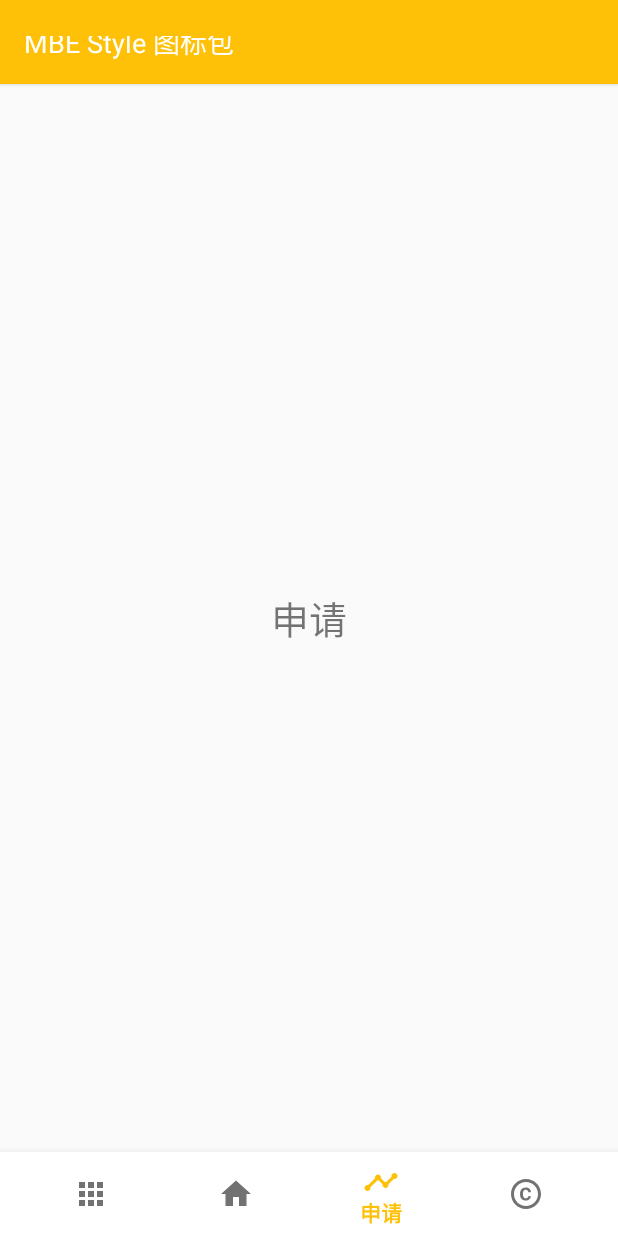
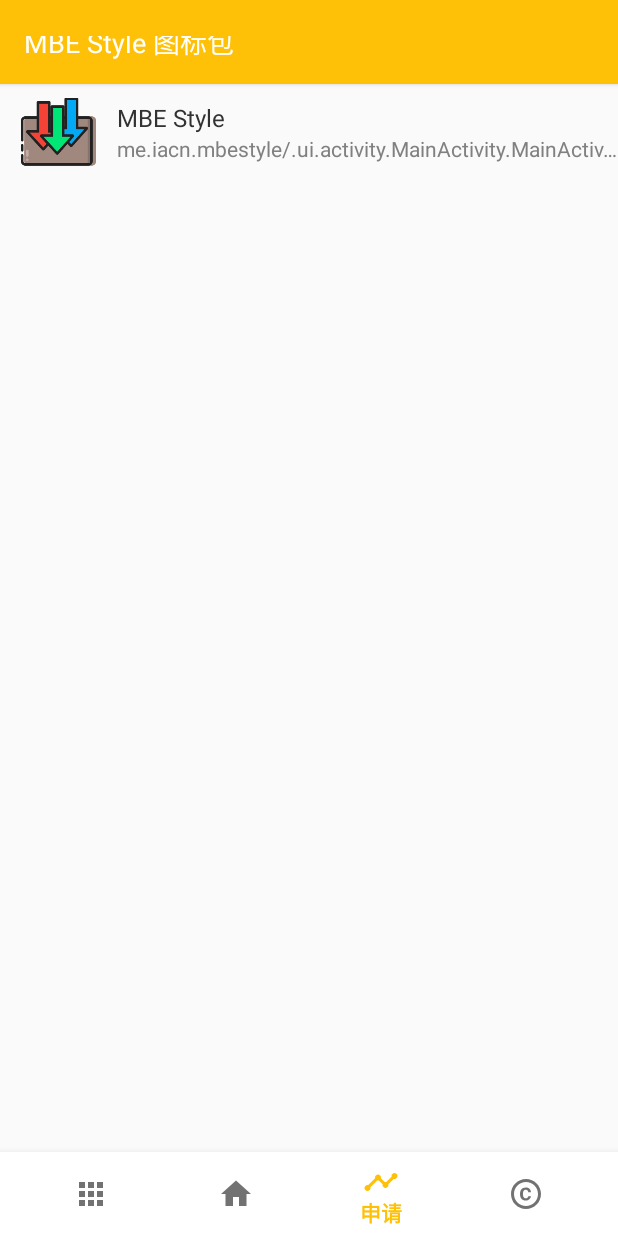
Before and after one commit to meolunr/MBEStyle, an Android app: the screen it shows after launch (MainActivity), item 3 of the bottom bar chosen, on a phone screen of 412 x 824 dp. Run offline under Robolectric (Android 15) with nearby library versions, the phone set to English and light mode, and no system bars; our stand-ins replace RxJava; 1 statement that could not run was skipped.

Commit message:
ApplyFragment：添加 RecyclerView

```diff
--- /dev/null
+++ b/app/src/main/java/me/iacn/mbestyle/ui/adapter/AppAdapter.java
@@ -0,0 +1,66 @@
+package me.iacn.mbestyle.ui.adapter;
+
+import android.content.pm.ApplicationInfo;
+import android.support.v7.widget.RecyclerView;
+import android.view.LayoutInflater;
+import android.view.View;
+import android.view.ViewGroup;
+import android.widget.ImageView;
+import android.widget.TextView;
+
+import java.util.List;
+
+import me.iacn.mbestyle.R;
+
+/**
+ * Created by iAcn on 2017/2/19
+ * Emali iAcn0301@foxmail.com
+ */
+
+public class AppAdapter extends RecyclerView.Adapter<AppHolder> {
+
+    private List<ApplicationInfo> mApps;
+
+    public AppAdapter(List<ApplicationInfo> mApps) {
+        this.mApps = mApps;
+    }
+
+    @Override
+    public AppHolder onCreateViewHolder(ViewGroup parent, int viewType) {
+        return new AppHolder(LayoutInflater.from(
+                parent.getContext()).inflate(R.layout.item_app, parent, false));
+    }
+
+    @Override
+    public void onBindViewHolder(AppHolder holder, int position) {
+        ApplicationInfo info = mApps.get(position);
+        System.out.println("==========");
+        System.out.println(info.icon);
+        System.out.println(info.loadLabel(holder.ivIcon.getContext().getPackageManager()));
+
+
+//        holder.ivIcon.setImageResource(info.icon);
+//        holder.tvName.setText(info.name);
+//        holder.tvActivity.setText(info.labelRes);
+    }
+
+    @Override
+    public int getItemCount() {
+        return mApps.size();
+    }
+}
+
+class AppHolder extends RecyclerView.ViewHolder {
+
+    ImageView ivIcon;
+    TextView tvName;
+    TextView tvActivity;
+
+    AppHolder(View itemView) {
+        super(itemView);
+
+        ivIcon = (ImageView) itemView.findViewById(R.id.iv_icon);
+        tvName = (TextView) itemView.findViewById(R.id.tv_name);
+        tvActivity = (TextView) itemView.findViewById(R.id.tv_activity);
+    }
+}
--- a/app/src/main/java/me/iacn/mbestyle/ui/fragment/ApplyFragment.java
+++ b/app/src/main/java/me/iacn/mbestyle/ui/fragment/ApplyFragment.java
@@ -1,6 +1,11 @@
 package me.iacn.mbestyle.ui.fragment;
 
+import android.support.v7.widget.LinearLayoutManager;
+import android.support.v7.widget.RecyclerView;
+
 import me.iacn.mbestyle.R;
+import me.iacn.mbestyle.ui.adapter.AppAdapter;
+import me.iacn.mbestyle.util.PackageUtils;
 
 /**
  * Created by iAcn on 2017/2/18
@@ -9,24 +14,26 @@ import me.iacn.mbestyle.R;
 
 public class ApplyFragment extends BaseFragment {
 
+    private RecyclerView rvApp;
+
     @Override
     protected int getInflateView() {
-        System.out.println("ApplyFragment");
         return R.layout.fragment_apply;
     }
 
     @Override
     protected void findView() {
-
+        rvApp = (RecyclerView) findViewById(R.id.rv_app);
     }
 
     @Override
     protected void setListener() {
-
+        rvApp.setLayoutManager(new LinearLayoutManager(getActivity()));
     }
 
     @Override
     protected void initData() {
-
+        AppAdapter adapter = new AppAdapter(PackageUtils.getAllApp(getActivity()));
+        rvApp.setAdapter(adapter);
     }
 }
--- a/app/src/main/res/layout/fragment_apply.xml
+++ b/app/src/main/res/layout/fragment_apply.xml
@@ -3,11 +3,9 @@
     android:layout_width="match_parent"
     android:layout_height="match_parent">
 
-    <TextView
-        android:layout_width="wrap_content"
-        android:layout_height="wrap_content"
-        android:layout_gravity="center"
-        android:text="申请"
-        android:textSize="25sp" />
+    <android.support.v7.widget.RecyclerView
+        android:id="@+id/rv_app"
+        android:layout_width="match_parent"
+        android:layout_height="match_parent" />
 
 </FrameLayout>
--- a/app/src/main/res/layout/inflate_about_item.xml
+++ b/app/src/main/res/layout/inflate_about_item.xml
@@ -22,14 +22,14 @@
                 android:id="@+id/tv_title"
                 android:layout_width="wrap_content"
                 android:layout_height="wrap_content"
-                android:textColor="@color/about_item_title"
+                android:textColor="@color/main_text"
                 android:textSize="16sp" />
 
             <TextView
                 android:id="@+id/tv_summary"
                 android:layout_width="wrap_content"
                 android:layout_height="wrap_content"
-                android:textColor="@color/about_item_summary"
+                android:textColor="@color/second_text"
                 android:textSize="14sp" />
 
         </LinearLayout>
--- /dev/null
+++ b/app/src/main/res/layout/item_app.xml
@@ -0,0 +1,45 @@
+<?xml version="1.0" encoding="utf-8"?>
+<RelativeLayout xmlns:android="http://schemas.android.com/apk/res/android"
+    android:layout_width="match_parent"
+    android:layout_height="wrap_content">
+
+    <ImageView
+        android:id="@+id/iv_icon"
+        android:layout_width="62dp"
+        android:layout_height="62dp"
+        android:layout_centerVertical="true"
+        android:layout_marginEnd="8dp"
+        android:layout_marginStart="8dp"
+        android:layout_marginTop="2dp"
+        android:padding="4dp"
+        android:src="@drawable/adm" />
+
+    <LinearLayout
+        android:layout_width="wrap_content"
+        android:layout_height="wrap_content"
+        android:layout_centerVertical="true"
+        android:layout_toRightOf="@id/iv_icon"
+        android:orientation="vertical">
+
+        <TextView
+            android:id="@+id/tv_name"
+            android:layout_width="wrap_content"
+            android:layout_height="wrap_content"
+            android:ellipsize="end"
+            android:text="MBE Style"
+            android:textColor="@color/main_text"
+            android:textSize="16sp" />
+
+        <TextView
+            android:id="@+id/tv_activity"
+            android:layout_width="wrap_content"
+            android:layout_height="wrap_content"
+            android:ellipsize="end"
+            android:lines="1"
+            android:text="me.iacn.mbestyle/.ui.activity.MainActivity.MainActivity.MainActivity.MainActivity.MainActivity.MainActivity.MainActivity"
+            android:textColor="@color/second_text"
+            android:textSize="14sp" />
+
+    </LinearLayout>
+
+</RelativeLayout>
--- a/app/src/main/res/values/colors.xml
+++ b/app/src/main/res/values/colors.xml
@@ -3,6 +3,6 @@
     <color name="colorPrimary">#FFC107</color>
     <color name="colorAccent">#A7E8BD</color>
 
-    <color name="about_item_title">#323232</color>
-    <color name="about_item_summary">#808080</color>
+    <color name="main_text">#323232</color>
+    <color name="second_text">#808080</color>
 </resources>
```
